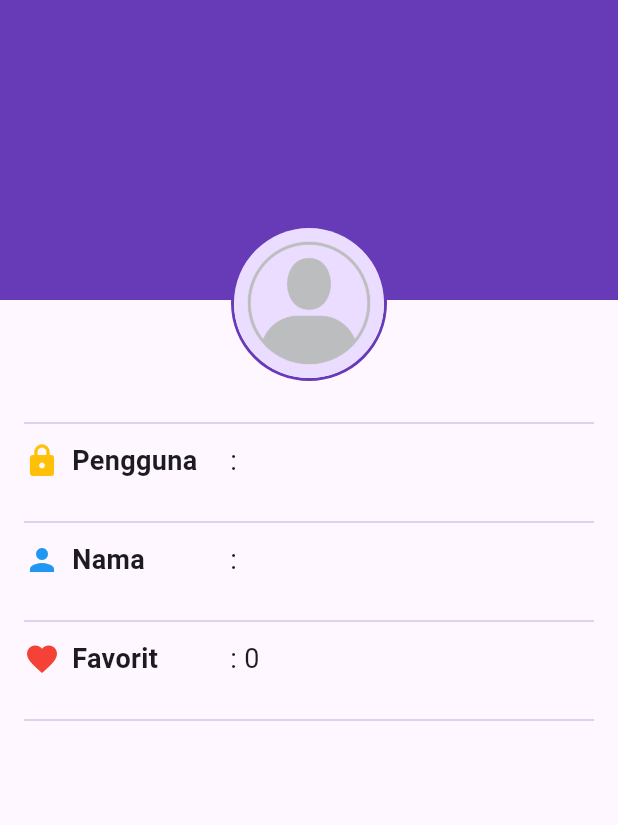
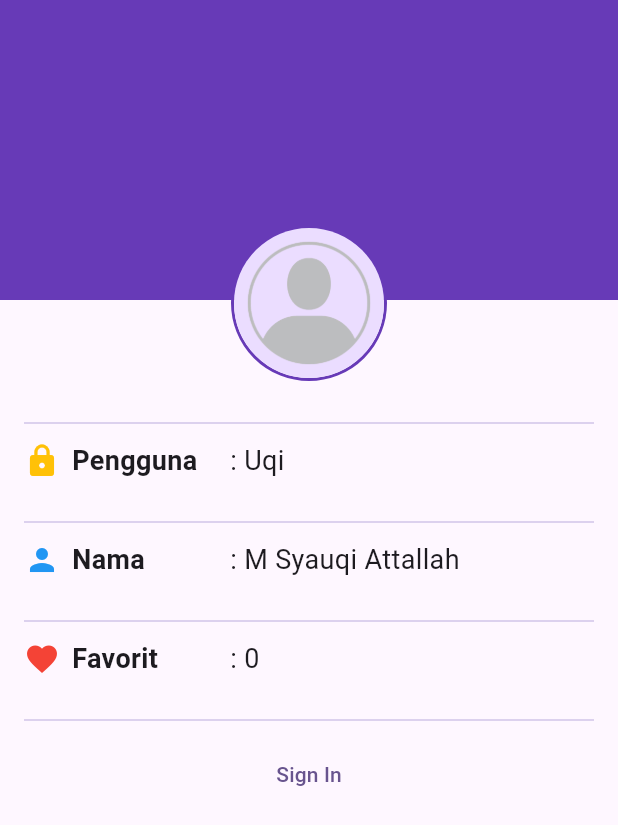
Before and after one commit to Mobile-Programming-MDP/latihan-flutter-TehKaleng, a Flutter app: the screen it shows after launch, on a phone screen of 412 x 824 dp. Shown: the top 825 px of the screen. Run offline on Flutter 3.47's test engine with Material 3 defaults, Android fonts, the phone set to English and light mode, and no system bars; our stand-ins replace cached_network_image, connectivity_plus.

Commit message:
Update profil_screen.dart

```diff
--- a/wisata_candi/lib/profil_screen.dart
+++ b/wisata_candi/lib/profil_screen.dart
@@ -11,10 +11,22 @@ class ProfilScreen extends StatefulWidget {
 class _ProfileScreenState extends State<ProfilScreen> {
   //TODO 1: Deklarasikan variabel yg dibutuhkan
   bool isSignedIn = false;
-  String fullName = "";
-  String userName = "";
+  String fullName = "M Syauqi Attallah";
+  String userName = "Uqi";
   int favoriteCandiCount = 0;
 
+//TODO 5: Implemmentasi Fungsi Sign In
+void SignIn () {
+  setState(() {
+    isSignedIn = !isSignedIn;
+  });
+}
+//TODO 6: Implementasi Fungsi Sign Out
+void signOut () {
+  setState(() {
+    isSignedIn = !isSignedIn;
+  });
+}
   @override
   Widget build(BuildContext context) {
     return Scaffold(
@@ -150,7 +162,12 @@ class _ProfileScreenState extends State<ProfilScreen> {
                 Divider(color: Colors.deepPurple[100]),
                 SizedBox(height: 4),
                 //TODO 4: Buat bagian profile action
-
+                isSignedIn ? TextButton(
+                  onPressed: signOut,
+                  child: Text('Sign Out'))
+                  :TextButton(
+                    onPressed: SignIn,
+                    child: Text('Sign In')),
               ],
             ),
           )
```
